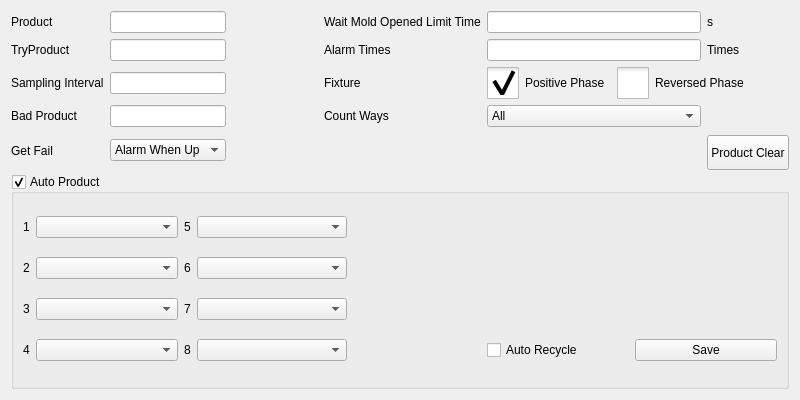
Above: hcsettings/ichcproductsettingframe.ui from dongdong-2009/3-5AxisRobot before the change. Below: the same form after it.
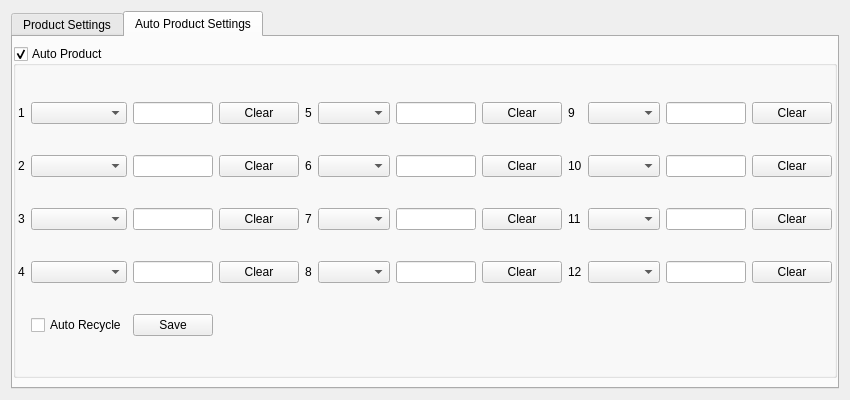
That is the form after the change. The open tabs and pages were chosen to show the change. Icons and pictures are not drawn. Custom widgets are drawn as their Qt base class.

The edit to the form file:
```diff
--- a/hcsettings/ichcproductsettingframe.ui
+++ b/hcsettings/ichcproductsettingframe.ui
@@ -21,6 +21,16 @@
   </property>
   <layout class="QVBoxLayout" name="verticalLayout">
    <item>
+    <widget class="QTabWidget" name="tabWidget">
+     <property name="currentIndex">
+      <number>0</number>
+     </property>
+     <widget class="QWidget" name="tab">
+      <attribute name="title">
+       <string>Product Settings</string>
+      </attribute>
+      <layout class="QVBoxLayout" name="verticalLayout_2">
+       <item>
     <layout class="QGridLayout" name="gridLayout_2">
      <item row="0" column="0">
       <widget class="QLabel" name="label">
@@ -300,6 +310,19 @@
      </item>
     </layout>
    </item>
+      </layout>
+     </widget>
+     <widget class="QWidget" name="tab_2">
+      <attribute name="title">
+       <string>Auto Product Settings</string>
+      </attribute>
+      <layout class="QVBoxLayout" name="verticalLayout_3">
+       <property name="leftMargin">
+        <number>0</number>
+       </property>
+       <property name="rightMargin">
+        <number>0</number>
+       </property>
    <item>
     <widget class="QGroupBox" name="autoProductGroupBox">
      <property name="title">
@@ -309,18 +332,34 @@
       <bool>true</bool>
      </property>
      <layout class="QGridLayout" name="gridLayout">
-      <item row="2" column="1">
-       <widget class="QComboBox" name="mBox_3">
-        <property name="maximumSize">
-         <size>
-          <width>150</width>
-          <height>16777215</height>
-         </size>
-        </property>
-       </widget>
-      </item>
+          <property name="leftMargin">
+           <number>2</number>
+          </property>
+          <property name="rightMargin">
+           <number>2</number>
+          </property>
+          <property name="verticalSpacing">
+           <number>4</number>
+          </property>
       <item row="2" column="2">
-       <widget class="QLabel" name="label_16">
+           <widget class="ICLineEditWithVirtualNumericKeypad" name="pc_3">
+            <property name="minimumSize">
+             <size>
+              <width>80</width>
+              <height>0</height>
+             </size>
+            </property>
+           </widget>
+          </item>
+          <item row="0" column="3">
+           <widget class="QPushButton" name="clear_1">
+            <property name="text">
+             <string>Clear</string>
+            </property>
+           </widget>
+          </item>
+          <item row="2" column="8">
+           <widget class="QLabel" name="label_22">
         <property name="sizePolicy">
          <sizepolicy hsizetype="Fixed" vsizetype="Preferred">
           <horstretch>0</horstretch>
@@ -328,12 +367,42 @@
          </sizepolicy>
         </property>
         <property name="text">
-         <string notr="true">7</string>
+             <string notr="true">11</string>
         </property>
        </widget>
       </item>
-      <item row="2" column="3" colspan="2">
-       <widget class="QComboBox" name="mBox_7">
+          <item row="0" column="2">
+           <widget class="ICLineEditWithVirtualNumericKeypad" name="pc_1">
+            <property name="minimumSize">
+             <size>
+              <width>80</width>
+              <height>0</height>
+             </size>
+            </property>
+           </widget>
+          </item>
+          <item row="0" column="5">
+           <widget class="QComboBox" name="mBox_5">
+            <property name="maximumSize">
+             <size>
+              <width>150</width>
+              <height>16777215</height>
+             </size>
+            </property>
+           </widget>
+          </item>
+          <item row="2" column="1">
+           <widget class="QComboBox" name="mBox_3">
+            <property name="maximumSize">
+             <size>
+              <width>150</width>
+              <height>16777215</height>
+             </size>
+            </property>
+           </widget>
+          </item>
+          <item row="3" column="9">
+           <widget class="QComboBox" name="mBox_12">
         <property name="maximumSize">
          <size>
           <width>150</width>
@@ -355,7 +424,40 @@
         </property>
        </widget>
       </item>
-      <item row="1" column="2">
+          <item row="1" column="9">
+           <widget class="QComboBox" name="mBox_10">
+            <property name="maximumSize">
+             <size>
+              <width>150</width>
+              <height>16777215</height>
+             </size>
+            </property>
+           </widget>
+          </item>
+          <item row="2" column="4">
+           <widget class="QLabel" name="label_16">
+            <property name="sizePolicy">
+             <sizepolicy hsizetype="Fixed" vsizetype="Preferred">
+              <horstretch>0</horstretch>
+              <verstretch>0</verstretch>
+             </sizepolicy>
+            </property>
+            <property name="text">
+             <string notr="true">7</string>
+            </property>
+           </widget>
+          </item>
+          <item row="2" column="9">
+           <widget class="QComboBox" name="mBox_11">
+            <property name="maximumSize">
+             <size>
+              <width>150</width>
+              <height>16777215</height>
+             </size>
+            </property>
+           </widget>
+          </item>
+          <item row="1" column="4">
        <widget class="QLabel" name="label_15">
         <property name="sizePolicy">
          <sizepolicy hsizetype="Fixed" vsizetype="Preferred">
@@ -368,7 +470,7 @@
         </property>
        </widget>
       </item>
-      <item row="1" column="3" colspan="2">
+          <item row="1" column="5">
        <widget class="QComboBox" name="mBox_6">
         <property name="maximumSize">
          <size>
@@ -378,18 +480,8 @@
         </property>
        </widget>
       </item>
-      <item row="0" column="3" colspan="2">
-       <widget class="QComboBox" name="mBox_5">
-        <property name="maximumSize">
-         <size>
-          <width>150</width>
-          <height>16777215</height>
-         </size>
-        </property>
-       </widget>
-      </item>
-      <item row="3" column="0">
-       <widget class="QLabel" name="label_13">
+          <item row="1" column="8">
+           <widget class="QLabel" name="label_21">
         <property name="sizePolicy">
          <sizepolicy hsizetype="Fixed" vsizetype="Preferred">
           <horstretch>0</horstretch>
@@ -397,29 +489,12 @@
          </sizepolicy>
         </property>
         <property name="text">
-         <string notr="true">4</string>
+             <string notr="true">10</string>
         </property>
        </widget>
       </item>
-      <item row="3" column="7">
-       <widget class="QPushButton" name="saveButton">
-        <property name="text">
-         <string>Save</string>
-        </property>
-       </widget>
-      </item>
-      <item row="0" column="1">
-       <widget class="QComboBox" name="mBox_1">
-        <property name="maximumSize">
-         <size>
-          <width>150</width>
-          <height>16777215</height>
-         </size>
-        </property>
-       </widget>
-      </item>
-      <item row="3" column="1">
-       <widget class="QComboBox" name="mBox_4">
+          <item row="3" column="5">
+           <widget class="QComboBox" name="mBox_8">
         <property name="maximumSize">
          <size>
           <width>150</width>
@@ -451,17 +526,7 @@
         </property>
        </widget>
       </item>
-      <item row="3" column="3" colspan="2">
-       <widget class="QComboBox" name="mBox_8">
-        <property name="maximumSize">
-         <size>
-          <width>150</width>
-          <height>16777215</height>
-         </size>
-        </property>
-       </widget>
-      </item>
-      <item row="3" column="2">
+          <item row="3" column="4">
        <widget class="QLabel" name="label_14">
         <property name="sizePolicy">
          <sizepolicy hsizetype="Fixed" vsizetype="Preferred">
@@ -474,6 +539,49 @@
         </property>
        </widget>
       </item>
+          <item row="2" column="5">
+           <widget class="QComboBox" name="mBox_7">
+            <property name="maximumSize">
+             <size>
+              <width>150</width>
+              <height>16777215</height>
+             </size>
+            </property>
+           </widget>
+          </item>
+          <item row="0" column="9">
+           <widget class="QComboBox" name="mBox_9">
+            <property name="maximumSize">
+             <size>
+              <width>150</width>
+              <height>16777215</height>
+             </size>
+            </property>
+           </widget>
+          </item>
+          <item row="3" column="0">
+           <widget class="QLabel" name="label_13">
+            <property name="sizePolicy">
+             <sizepolicy hsizetype="Fixed" vsizetype="Preferred">
+              <horstretch>0</horstretch>
+              <verstretch>0</verstretch>
+             </sizepolicy>
+            </property>
+            <property name="text">
+             <string notr="true">4</string>
+            </property>
+           </widget>
+          </item>
+          <item row="3" column="1">
+           <widget class="QComboBox" name="mBox_4">
+            <property name="maximumSize">
+             <size>
+              <width>150</width>
+              <height>16777215</height>
+             </size>
+            </property>
+           </widget>
+          </item>
       <item row="2" column="0">
        <widget class="QLabel" name="label_12">
         <property name="sizePolicy">
@@ -487,7 +595,43 @@
         </property>
        </widget>
       </item>
-      <item row="0" column="2">
+          <item row="0" column="1">
+           <widget class="QComboBox" name="mBox_1">
+            <property name="maximumSize">
+             <size>
+              <width>150</width>
+              <height>16777215</height>
+             </size>
+            </property>
+           </widget>
+          </item>
+          <item row="0" column="8">
+           <widget class="QLabel" name="label_20">
+            <property name="sizePolicy">
+             <sizepolicy hsizetype="Fixed" vsizetype="Preferred">
+              <horstretch>0</horstretch>
+              <verstretch>0</verstretch>
+             </sizepolicy>
+            </property>
+            <property name="text">
+             <string notr="true">9</string>
+            </property>
+           </widget>
+          </item>
+          <item row="3" column="8">
+           <widget class="QLabel" name="label_23">
+            <property name="sizePolicy">
+             <sizepolicy hsizetype="Fixed" vsizetype="Preferred">
+              <horstretch>0</horstretch>
+              <verstretch>0</verstretch>
+             </sizepolicy>
+            </property>
+            <property name="text">
+             <string notr="true">12</string>
+            </property>
+           </widget>
+          </item>
+          <item row="0" column="4">
        <widget class="QLabel" name="label_19">
         <property name="sizePolicy">
          <sizepolicy hsizetype="Fixed" vsizetype="Preferred">
@@ -500,14 +644,202 @@
         </property>
        </widget>
       </item>
-      <item row="3" column="5">
+          <item row="3" column="2">
+           <widget class="ICLineEditWithVirtualNumericKeypad" name="pc_4">
+            <property name="minimumSize">
+             <size>
+              <width>80</width>
+              <height>0</height>
+             </size>
+            </property>
+           </widget>
+          </item>
+          <item row="1" column="2">
+           <widget class="ICLineEditWithVirtualNumericKeypad" name="pc_2">
+            <property name="minimumSize">
+             <size>
+              <width>80</width>
+              <height>0</height>
+             </size>
+            </property>
+           </widget>
+          </item>
+          <item row="2" column="6">
+           <widget class="ICLineEditWithVirtualNumericKeypad" name="pc_7">
+            <property name="minimumSize">
+             <size>
+              <width>80</width>
+              <height>0</height>
+             </size>
+            </property>
+           </widget>
+          </item>
+          <item row="0" column="6">
+           <widget class="ICLineEditWithVirtualNumericKeypad" name="pc_5">
+            <property name="minimumSize">
+             <size>
+              <width>80</width>
+              <height>0</height>
+             </size>
+            </property>
+           </widget>
+          </item>
+          <item row="1" column="6">
+           <widget class="ICLineEditWithVirtualNumericKeypad" name="pc_6">
+            <property name="minimumSize">
+             <size>
+              <width>80</width>
+              <height>0</height>
+             </size>
+            </property>
+           </widget>
+          </item>
+          <item row="0" column="10">
+           <widget class="ICLineEditWithVirtualNumericKeypad" name="pc_9">
+            <property name="minimumSize">
+             <size>
+              <width>80</width>
+              <height>0</height>
+             </size>
+            </property>
+           </widget>
+          </item>
+          <item row="3" column="6">
+           <widget class="ICLineEditWithVirtualNumericKeypad" name="pc_8">
+            <property name="minimumSize">
+             <size>
+              <width>80</width>
+              <height>0</height>
+             </size>
+            </property>
+           </widget>
+          </item>
+          <item row="1" column="10">
+           <widget class="ICLineEditWithVirtualNumericKeypad" name="pc_10">
+            <property name="minimumSize">
+             <size>
+              <width>80</width>
+              <height>0</height>
+             </size>
+            </property>
+           </widget>
+          </item>
+          <item row="2" column="10">
+           <widget class="ICLineEditWithVirtualNumericKeypad" name="pc_11">
+            <property name="minimumSize">
+             <size>
+              <width>80</width>
+              <height>0</height>
+             </size>
+            </property>
+           </widget>
+          </item>
+          <item row="3" column="10">
+           <widget class="ICLineEditWithVirtualNumericKeypad" name="pc_12">
+            <property name="minimumSize">
+             <size>
+              <width>80</width>
+              <height>0</height>
+             </size>
+            </property>
+           </widget>
+          </item>
+          <item row="1" column="3">
+           <widget class="QPushButton" name="clear_2">
+            <property name="text">
+             <string>Clear</string>
+            </property>
+           </widget>
+          </item>
+          <item row="2" column="3">
+           <widget class="QPushButton" name="clear_3">
+            <property name="text">
+             <string>Clear</string>
+            </property>
+           </widget>
+          </item>
+          <item row="3" column="3">
+           <widget class="QPushButton" name="clear_4">
+            <property name="text">
+             <string>Clear</string>
+            </property>
+           </widget>
+          </item>
+          <item row="1" column="7">
+           <widget class="QPushButton" name="clear_6">
+            <property name="text">
+             <string>Clear</string>
+            </property>
+           </widget>
+          </item>
+          <item row="0" column="7">
+           <widget class="QPushButton" name="clear_5">
+            <property name="text">
+             <string>Clear</string>
+            </property>
+           </widget>
+          </item>
+          <item row="2" column="7">
+           <widget class="QPushButton" name="clear_7">
+            <property name="text">
+             <string>Clear</string>
+            </property>
+           </widget>
+          </item>
+          <item row="3" column="7">
+           <widget class="QPushButton" name="clear_8">
+            <property name="text">
+             <string>Clear</string>
+            </property>
+           </widget>
+          </item>
+          <item row="1" column="11">
+           <widget class="QPushButton" name="clear_10">
+            <property name="text">
+             <string>Clear</string>
+            </property>
+           </widget>
+          </item>
+          <item row="0" column="11">
+           <widget class="QPushButton" name="clear_9">
+            <property name="text">
+             <string>Clear</string>
+            </property>
+           </widget>
+          </item>
+          <item row="3" column="11">
+           <widget class="QPushButton" name="clear_12">
+            <property name="text">
+             <string>Clear</string>
+            </property>
+           </widget>
+          </item>
+          <item row="2" column="11">
+           <widget class="QPushButton" name="clear_11">
+            <property name="text">
+             <string>Clear</string>
+            </property>
+           </widget>
+          </item>
+          <item row="4" column="1">
        <widget class="QCheckBox" name="autoRecycle">
         <property name="text">
          <string>Auto Recycle</string>
         </property>
        </widget>
       </item>
-     </layout>
+          <item row="4" column="2">
+           <widget class="QPushButton" name="saveButton">
+            <property name="text">
+             <string>Save</string>
+            </property>
+           </widget>
+          </item>
+         </layout>
+        </widget>
+       </item>
+      </layout>
+     </widget>
     </widget>
    </item>
   </layout>
```
Lines whose indentation alone changed are shown as unchanged.
